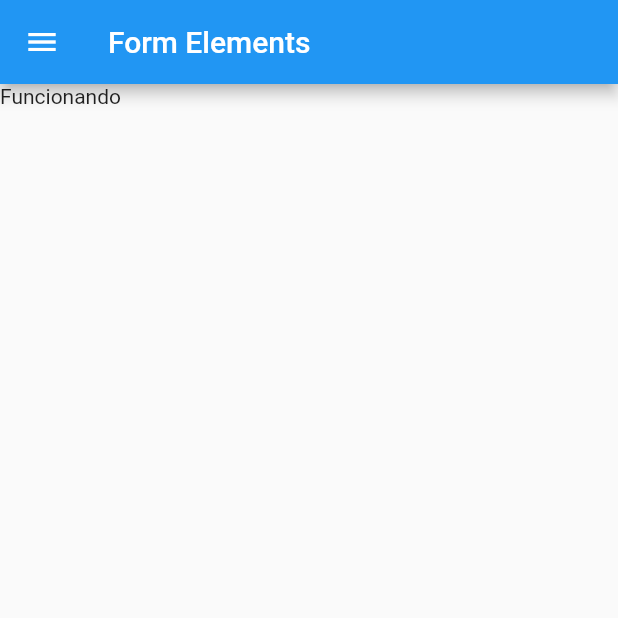
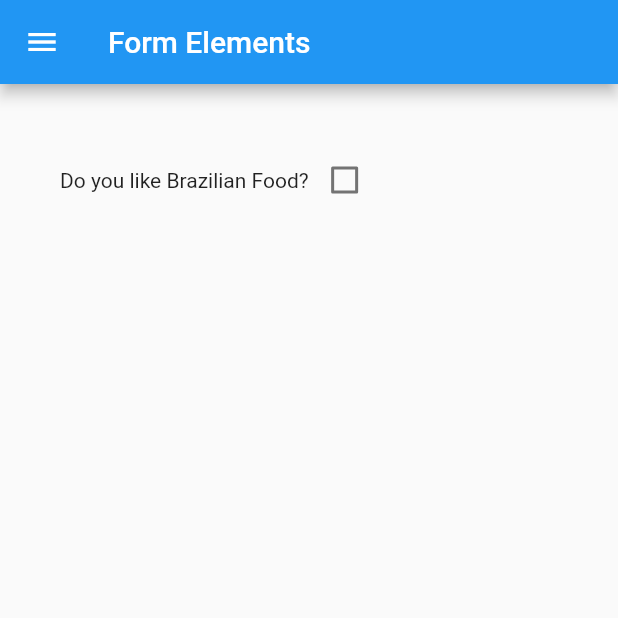
Before and after one commit to alissonzampietro/firstFlutterProject, a Flutter app: the screen it shows after launch, on a phone screen of 412 x 824 dp, the top half of it. Run offline on Flutter 3.47's test engine with Material 2 defaults, Android fonts, the phone set to English and light mode, and no system bars.

Commit message:
feat: create checkbox

```diff
--- a/modules/inputs_tests/lib/CheckboxInput.dart
+++ b/modules/inputs_tests/lib/CheckboxInput.dart
@@ -6,12 +6,28 @@ class CheckboxInput extends StatefulWidget {
 }
 
 class _CheckboxInputState extends State<CheckboxInput> {
+
+  bool _likeBrazilianFood = false;
+
+  void toogle(bool value) {
+    setState(() {
+      this._likeBrazilianFood = value;
+    });
+  }
+
   @override
   Widget build(BuildContext context) {
-    return Column(
-      children: <Widget>[
-        Text('Funcionando')
-      ],
+    return Padding(
+        padding: EdgeInsets.all(40),
+        child: Row(
+          children: <Widget>[
+            Text('Do you like Brazilian Food?'),
+            Checkbox(
+              value: this._likeBrazilianFood,
+              onChanged: (bool value) => this.toogle(value),
+            )
+          ],
+        ),
     );
   }
 }
```
